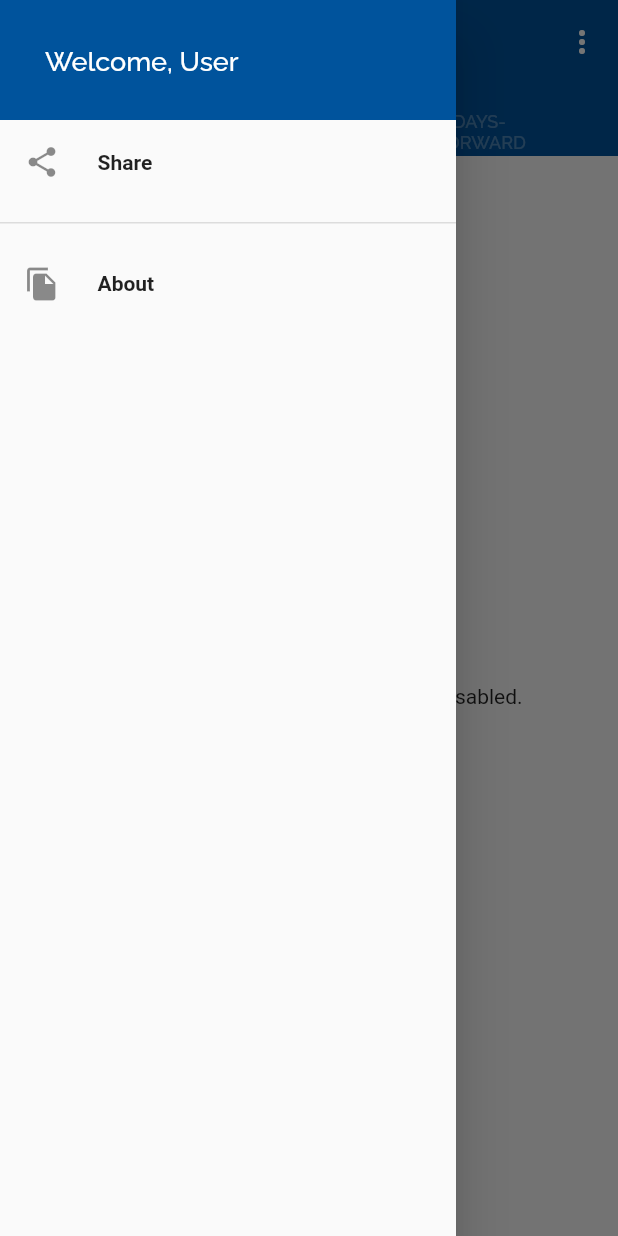
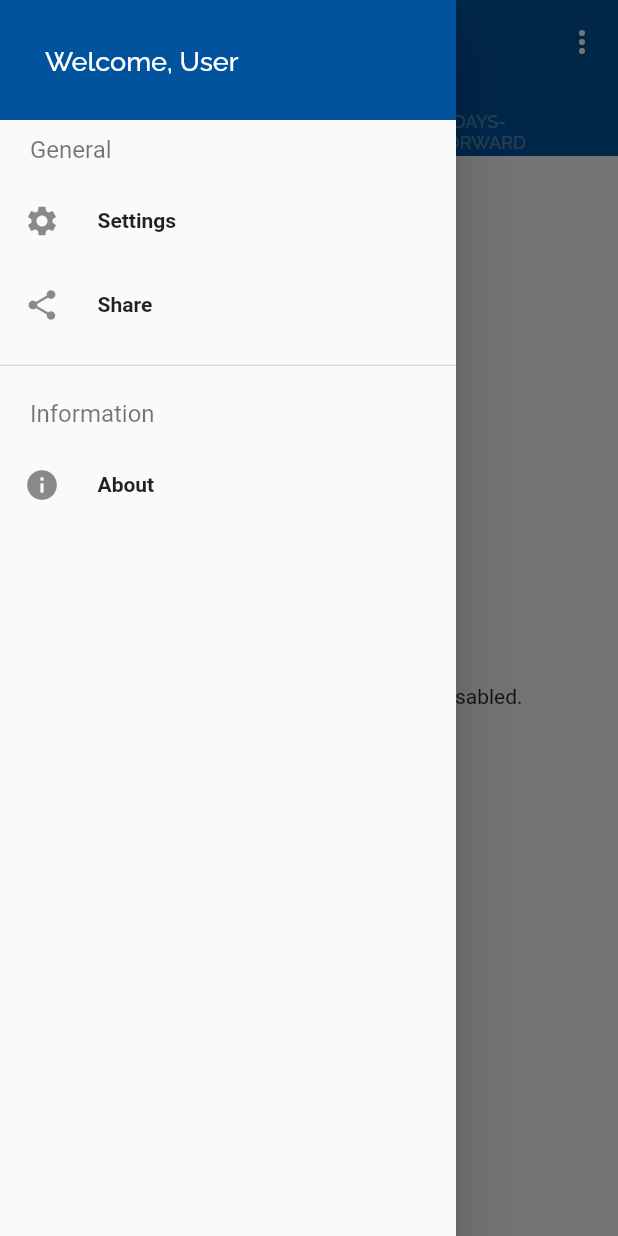
Before and after one commit to firazyn/praca, a Flutter app: the screen it shows after launch, in the side drawer, after a tap on "Share", on a phone screen of 412 x 824 dp. Run offline on Flutter 3.47's test engine with Material 2 defaults, Android fonts, the phone set to English and light mode, and no system bars; our stand-ins replace geolocator, google_fonts, share_plus; generated files the repository leaves out were written again; project files that could hold a hidden picture were left out.

```diff
--- a/lib/drawer.dart
+++ b/lib/drawer.dart
@@ -12,9 +12,25 @@ class DrawerWidget extends StatelessWidget {
         padding: EdgeInsets.zero,
         children: <Widget>[
           _drawerHeader(),
+          Padding(
+            padding: const EdgeInsets.only(left: 20.0, top: 10, bottom: 10),
+            child: Text(AppLocalizations.of(context).general,
+                style: TextStyle(
+                  fontSize: 16,
+                  color: Colors.black54,
+                )),
+          ),
+          _drawerItem(
+            icon: Icons.settings,
+            text: AppLocalizations.of(context).settings,
+            onTap: () => {
+              Navigator.of(context).push(
+                  MaterialPageRoute(builder: (context) => SettingsPage())),
+            },
+          ),
           _drawerItem(
             icon: Icons.share,
-            text: 'Share',
+            text: AppLocalizations.of(context).share,
             onTap: () => {
               Share.share(
                   'check out this new weather app! https://github.com/firazyn/praca',
@@ -22,8 +38,16 @@ class DrawerWidget extends StatelessWidget {
             },
           ),
           Divider(height: 25, thickness: 1),
+          Padding(
+            padding: const EdgeInsets.only(left: 20.0, top: 10, bottom: 10),
+            child: Text(AppLocalizations.of(context).information,
+                style: TextStyle(
+                  fontSize: 16,
+                  color: Colors.black54,
+                )),
+          ),
           _drawerItem(
-            icon: Icons.file_copy,
+            icon: Icons.info,
             text: AppLocalizations.of(context).about,
             onTap: () => {
               Navigator.of(context)
--- a/lib/l10n/app_en.arb
+++ b/lib/l10n/app_en.arb
@@ -26,5 +26,12 @@
   "clouds": "Clouds",
   "snow": "Snow",
   "settings": "Settings",
-  "about": "About"
+  "about": "About",
+  "share": "Share",
+  "help": "Help",
+  "general": "General",
+  "information": "Information",
+  "help_text": "Please Wait for Development",
+  "info_text": "About Developers",
+  "welcome": "Welcome, User"
 }
--- a/lib/l10n/app_id.arb
+++ b/lib/l10n/app_id.arb
@@ -17,5 +17,12 @@
   "clouds": "Berawan",
   "snow": "Salju",
   "settings": "Pengaturan",
-  "about": "Tentang Kami"
+  "about": "Tentang Kami",
+  "share": "Bagikan",
+  "help": "Bantuan",
+  "general": "Umum",
+  "information": "Informasi",
+  "help_text": "Dalam Proses Pengembangan",
+  "info_text": "Tentang Pengembang",
+  "welcome": "Selamat Datang"
 }
--- a/lib/l10n/app_ja.arb
+++ b/lib/l10n/app_ja.arb
@@ -17,5 +17,12 @@
   "clouds": "曇り",
   "snow": "降雪",
   "settings": "設定",
-  "about": "約"
+  "about": "約",
+  "share": "シェア",
+  "help": "らいえん",
+  "general": "一般",
+  "information": "情報",
+  "help_text": "開発中で",
+  "info_text": "開発者について",
+  "welcome": "いらっしゃい"
 }
--- a/lib/view_main/menu_item.dart
+++ b/lib/view_main/menu_item.dart
@@ -17,17 +17,23 @@ class MenuItem {
 class MenuItems {
   static const List<MenuItem> itemFirst = [
     itemHelp,
-    itemSettings,
+    // itemSettings,
+    itemRate,
   ];
 
-  static const itemSettings = MenuItem(
-    text: 'Settings',
-    icon: Icons.settings,
-  );
+  // static const itemSettings = MenuItem(
+  //   text: 'Settings',
+  //   icon: Icons.settings,
+  // );
 
   static const itemHelp = MenuItem(
     text: 'Help',
     icon: Icons.help,
+  );
+
+  static const itemRate = MenuItem(
+    text: 'Tutorials',
+    icon: Icons.star,
   );
 }
 
@@ -207,8 +213,26 @@ class _LanguageButtonState extends State<LanguageButton> {
 class HelpPage extends StatelessWidget {
   @override
   Widget build(BuildContext context) {
-    // TODO: implement build
-    throw UnimplementedError();
+    return Scaffold(
+        appBar: AppBar(
+          title: Text(AppLocalizations.of(context).help),
+          centerTitle: true,
+          backgroundColor: Color(0xff00539c),
+          elevation: 0,
+        ),
+        body: Container(
+          color: Color(0xff00539c),
+          child: Center(
+            child: Text(
+              AppLocalizations.of(context).help_text,
+              style: GoogleFonts.raleway(
+                color: Colors.white,
+                fontSize: 18,
+              ),
+            ),
+          ),
+        ));
+    //throw UnimplementedError();
   }
 }
 
@@ -238,7 +262,7 @@ class AboutPage extends StatelessWidget {
                   ),
                   Padding(
                     padding: const EdgeInsets.only(bottom: 10),
-                    child: Text("About Developers",
+                    child: Text(AppLocalizations.of(context).info_text,
                         style: GoogleFonts.raleway(
                             fontSize: 22, fontWeight: FontWeight.bold)),
                   ),
@@ -265,7 +289,7 @@ class AboutPage extends StatelessWidget {
                           Padding(
                             padding: const EdgeInsets.all(15),
                             child: Text(
-                                "Firaztori Yuzuf Nurwanto adalah mahasiswa jurusan Ilmu Komputer angkatan 2018",
+                                "Firaztori Yusuf Nurwanto adalah mahasiswa jurusan Ilmu Komputer angkatan 2018",
                                 style: GoogleFonts.montserrat(fontSize: 12
                                     // fontWeight: FontWeight.bold,
                                     ),
--- /dev/null
+++ b/lib/view_main/rating_page.dart
@@ -0,0 +1,77 @@
+import 'package:flutter/material.dart';
+import 'package:url_launcher/url_launcher.dart';
+
+class RatingPage extends StatelessWidget {
+  @override
+  Widget build(BuildContext context) {
+    Utils.openLink(url: 'https://youtube.com');
+  }
+}
+
+class Utils {
+  static Future openLink({
+    @required String url,
+  }) =>
+      _launchUrl(url);
+  static Future _launchUrl(String url) async {
+    if (await canLaunch(url)) {
+      await launch(url);
+    }
+  }
+}
+
+// class RatingPage extends StatefulWidget {
+//   @override
+//   _RatingPageState createState() => _RatingPageState();
+// }
+
+// class _RatingPageState extends State<RatingPage> {
+//   RateMyApp _rateMyApp = RateMyApp(
+//     preferencesPrefix: 'rateMyApp_',
+//     minDays: 3,
+//     minLaunches: 7,
+//     remindDays: 2,
+//     remindLaunches: 5,
+//     // googlePlayIdentifier: 'com.google.chrome',
+//   );
+
+//   @override
+//   void initState() {
+//     super.initState();
+//     _rateMyApp.init().then((_) {
+//       // if (_rateMyApp.shouldOpenDialog) {
+//       _rateMyApp.showStarRateDialog(
+//         context,
+//         title: 'Enjoying Flutter Rating App?',
+//         message: 'Please leave a rating!',
+//         onRatingChanged: (stars) {
+//           return [
+//             TextButton(
+//               child: Text('Ok'),
+//               onPressed: () {
+//                 if (stars != null) {
+//                   _rateMyApp.doNotOpenAgain = true;
+//                   _rateMyApp.save().then((v) => Navigator.pop(context));
+//                 } else {
+//                   Navigator.pop(context);
+//                 }
+//               },
+//             )
+//           ];
+//         },
+//         dialogStyle: DialogStyle(
+//           titleAlign: TextAlign.center,
+//           messageAlign: TextAlign.center,
+//           messagePadding: EdgeInsets.only(bottom: 20.0),
+//         ),
+//         starRatingOptions: StarRatingOptions(),
+//       );
+//       // }
+//     });
+//   }
+
+//   @override
+//   Widget build(BuildContext context) {
+//     return Container();
+//   }
+// }
--- a/pubspec.yaml
+++ b/pubspec.yaml
@@ -38,6 +38,7 @@ dependencies:
   flutter_localizations:
     sdk: flutter
   provider: ^5.0.0
+  url_launcher: ^6.0.1
 
 dev_dependencies:
   flutter_test:
```
Also changed, not shown: lib/main.dart (+9 -5 lines), pubspec.lock.
